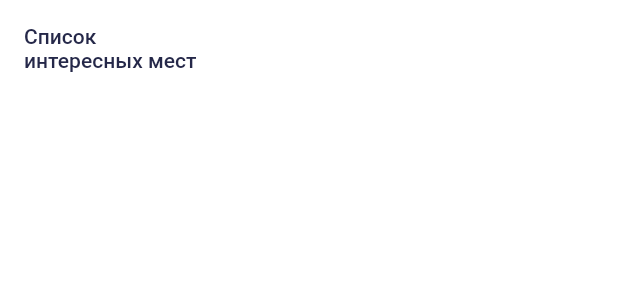
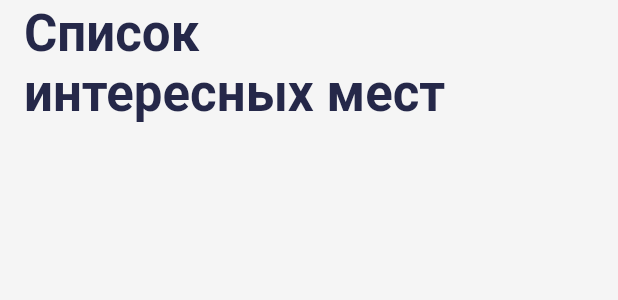
Before and after one commit to romankirpichnikov/places, a Flutter app: the CustomAppBar widget shown alone on an empty page, opened directly, on a phone screen of 412 x 824 dp. Shown: the top 300 px of the screen. Run offline on Flutter 3.47's test engine with Material 2 defaults, Android fonts, the phone set to English and light mode, and no system bars; our stand-ins replace flutter_svg; network calls fail.

Commit message:
add theme for appbar

```diff
--- a/lib/constants/domain/app_text_styles.dart
+++ b/lib/constants/domain/app_text_styles.dart
@@ -2,7 +2,7 @@ import 'package:flutter/material.dart';
 import 'package:places/constants/domain/app_colors.dart';
 
 class AppTextStyles {
-  static const mainTitle = TextStyle(
+  static const lMainTitle = TextStyle(
     color: AppColors.appBarHeader,
     fontFamily: 'Roboto',
     fontWeight: FontWeight.w700,
@@ -17,11 +17,13 @@ class AppTextStyles {
     decoration: TextDecoration.none,
   );
 
+  static final dMainTitle = lMainTitle.copyWith(color: AppColors.white);
+
   static final baseTextBold = baseText.copyWith(
     fontWeight: FontWeight.w700,
   );
 
-  static final heavyWeightTitle = mainTitle.copyWith(
+  static final heavyWeightTitle = lMainTitle.copyWith(
     fontSize: 24,
   );
 
--- a/lib/ui/screens/res/themes.dart
+++ b/lib/ui/screens/res/themes.dart
@@ -17,6 +17,7 @@ class AppTheme {
     ),
     textTheme: TextTheme(
       bodyMedium: AppTextStyles.baseTextBold,
+      bodyLarge: AppTextStyles.lMainTitle,
     ),
   );
 
@@ -34,6 +35,7 @@ class AppTheme {
     ),
     textTheme: TextTheme(
       bodyMedium: AppTextStyles.dBaseTextBold,
+      bodyLarge: AppTextStyles.dMainTitle,
     ),
   );
 
--- a/lib/ui/screens/sight_list_screen.dart
+++ b/lib/ui/screens/sight_list_screen.dart
@@ -1,9 +1,7 @@
 import 'package:flutter/material.dart';
 import 'package:flutter_svg/svg.dart';
-import 'package:places/constants/domain/app_colors.dart';
 import 'package:places/constants/domain/app_icons.dart';
 import 'package:places/constants/domain/app_strings.dart';
-import 'package:places/constants/domain/app_text_styles.dart';
 import 'package:places/domain/sight.dart';
 import 'package:places/ui/widgets/custom_app_bar.dart';
 import 'package:places/ui/widgets/sight_card.dart';
@@ -20,8 +18,9 @@ class _SightListScreenState extends State<SightListScreen> {
   @override
   Widget build(BuildContext context) {
     return Scaffold(
-      appBar: const CustomAppBar(
-        title: AppBarTitleSightList(),
+      appBar: CustomAppBar(
+        backgroundColor: Theme.of(context).canvasColor,
+        title: const AppBarTitleSightList(),
         centerTitle: false,
       ),
       body: SingleChildScrollView(
@@ -50,11 +49,10 @@ class AppBarTitleSightList extends StatelessWidget {
   Widget build(BuildContext context) {
     return RichText(
       text: TextSpan(
-        style: AppTextStyles.mainTitle,
-        children: [
+        style: Theme.of(context).textTheme.bodyLarge,
+        children: const [
           TextSpan(
             text: AppStrings.sightListTitlePart1,
-            style: Theme.of(context).textTheme.bodyLarge,
           ),
         ],
       ),
--- a/lib/ui/widgets/custom_app_bar.dart
+++ b/lib/ui/widgets/custom_app_bar.dart
@@ -27,7 +27,7 @@ class CustomAppBar extends StatelessWidget implements PreferredSizeWidget {
       centerTitle: centerTitle,
       backgroundColor: backgroundColor,
       elevation: 0,
-      toolbarHeight: 64,
+      toolbarHeight: 84,
       titleSpacing: 16,
       leading: leading,
       bottom: bottom,
```
Also changed, not shown: lib/main.dart (+6 -8 lines).
